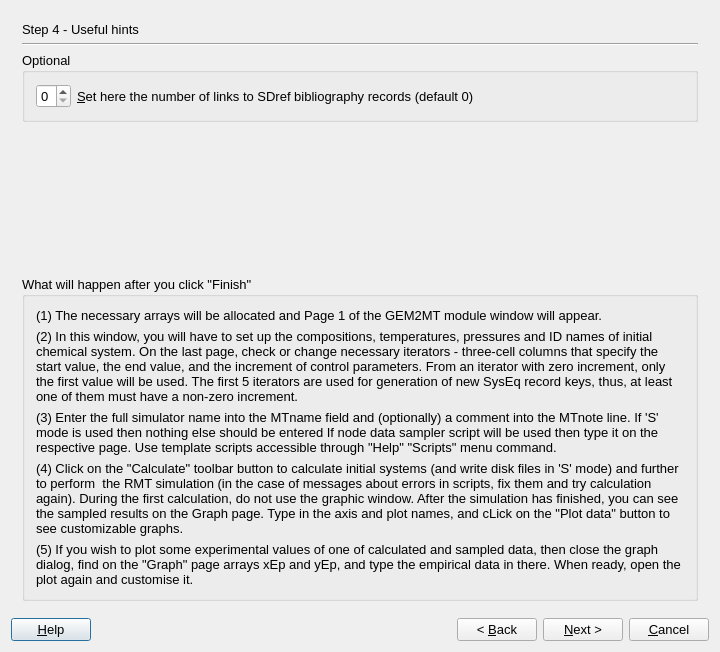
First picture: the form in gems3/vizor4/dlg4/GEM2MTWizard4.ui, repository gemshub/GEMSGUI, before the edit.
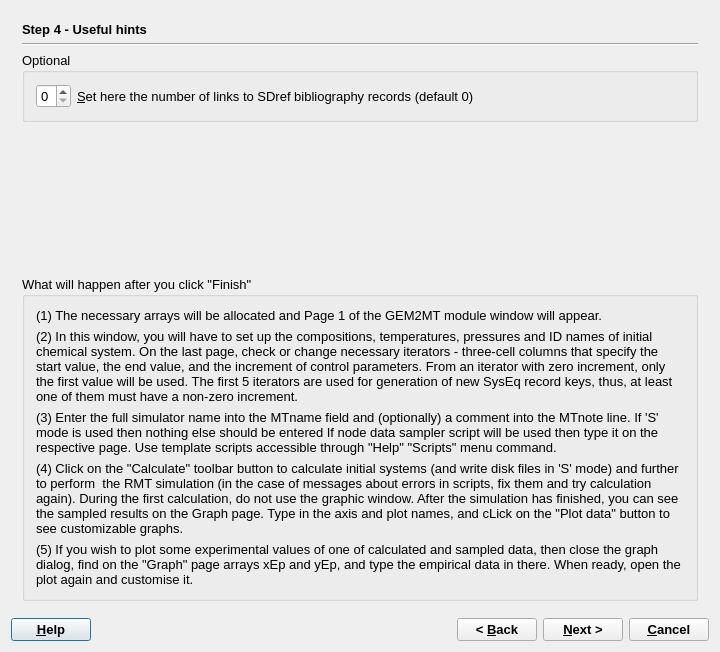
Second picture: the form after the edit.

```diff
--- a/gems3/vizor4/dlg4/GEM2MTWizard4.ui
+++ b/gems3/vizor4/dlg4/GEM2MTWizard4.ui
@@ -1208,6 +1208,12 @@
            <verstretch>0</verstretch>
           </sizepolicy>
          </property>
+         <property name="font">
+          <font>
+           <weight>75</weight>
+           <bold>true</bold>
+          </font>
+         </property>
          <property name="text">
           <string>Step 4 - Useful hints</string>
          </property>
@@ -1356,6 +1362,12 @@
     <layout class="QHBoxLayout">
      <item>
       <widget class="QPushButton" name="pHelp">
+       <property name="font">
+        <font>
+         <weight>75</weight>
+         <bold>true</bold>
+        </font>
+       </property>
        <property name="text">
         <string>&amp;Help</string>
        </property>
@@ -1376,6 +1388,12 @@
      </item>
      <item>
       <widget class="QPushButton" name="pBack">
+       <property name="font">
+        <font>
+         <weight>75</weight>
+         <bold>true</bold>
+        </font>
+       </property>
        <property name="text">
         <string>&lt; &amp;Back</string>
        </property>
@@ -1383,6 +1401,12 @@
      </item>
      <item>
       <widget class="QPushButton" name="pNext">
+       <property name="font">
+        <font>
+         <weight>75</weight>
+         <bold>true</bold>
+        </font>
+       </property>
        <property name="text">
         <string>&amp;Next &gt;</string>
        </property>
@@ -1390,6 +1414,12 @@
      </item>
      <item>
       <widget class="QPushButton" name="pCancel">
+       <property name="font">
+        <font>
+         <weight>75</weight>
+         <bold>true</bold>
+        </font>
+       </property>
        <property name="text">
         <string>&amp;Cancel</string>
        </property>
```
Left out of the diff: 18 changed lines with no effect on the pictures.
